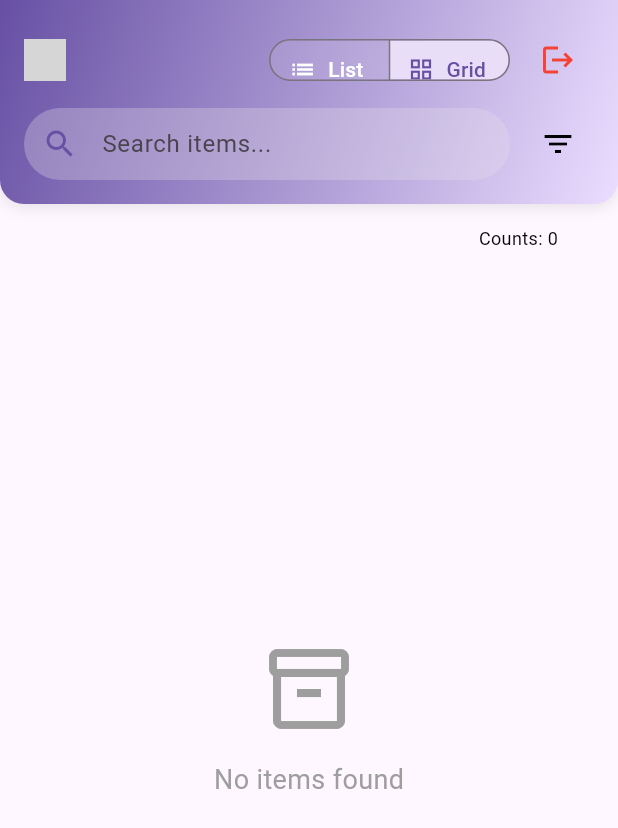
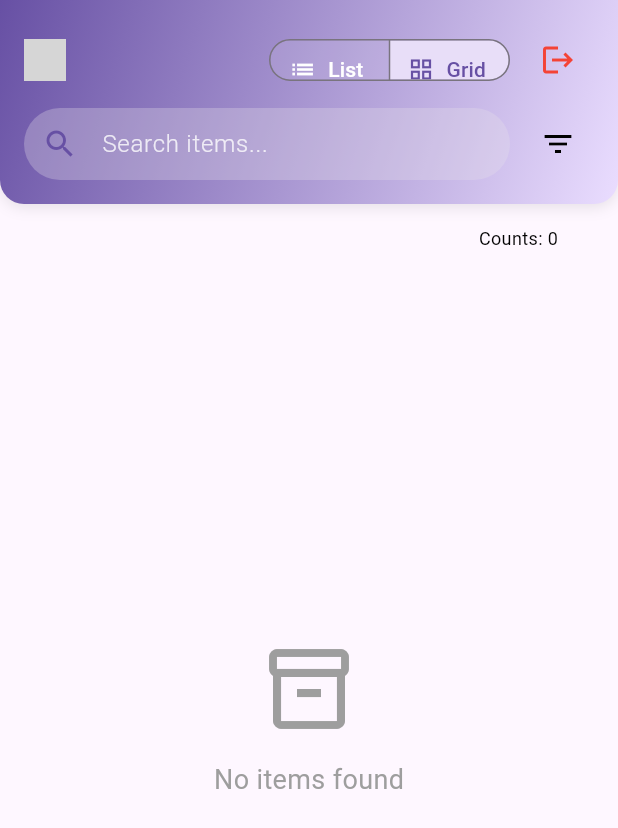
Before and after one commit to Punlork/Jabhouy, a Flutter app: the _InventoryTabView screen opened directly, on a phone screen of 412 x 824 dp. Shown: the top 828 px of the screen. Run offline on Flutter 3.47's test engine with Material 3 defaults, Android fonts, the phone set to English and light mode, and no system bars; our stand-ins replace bloc, cached_network_image, equatable, flutter_bloc, flutter_dotenv, flutter_slidable and 3 more; accounts and stored records are empty; generated files the repository leaves out were written again; network calls fail; grey boxes are pictures that could not be loaded.

Commit message:
update input field

```diff
--- a/lib/app/widget/custom_text_form_field.dart
+++ b/lib/app/widget/custom_text_form_field.dart
@@ -1,7 +1,7 @@
 import 'package:flutter/material.dart';
 import 'package:my_app/app/app.dart';
 
-class CustomTextFormField extends StatelessWidget {
+class CustomTextFormField extends StatefulWidget {
   const CustomTextFormField({
     required this.controller,
     required this.hintText,
@@ -14,7 +14,13 @@ class CustomTextFormField extends StatelessWidget {
     this.onVisibilityToggle,
     this.action,
     this.showVisibilityIcon = false,
+    this.showClearButton = false,
+    this.decoration,
+    this.focusNode,
+    this.floatingLabelBehavior,
+    this.useCustomBorder = true,
   });
+
   final TextEditingController controller;
   final TextInputAction? action;
   final String hintText;
@@ -23,57 +29,126 @@ class CustomTextFormField extends StatelessWidget {
   final TextInputType keyboardType;
   final bool obscureText;
   final String? Function(String?)? validator;
-  final VoidCallback? onVisibilityToggle; // For password visibility
+  final VoidCallback? onVisibilityToggle;
   final bool showVisibilityIcon;
+  final bool showClearButton;
+  final FocusNode? focusNode;
+  final InputDecoration? decoration;
+  final FloatingLabelBehavior? floatingLabelBehavior;
+  final bool useCustomBorder; // Controls whether to use CustomOutlineInputBorder
+
+  @override
+  State<CustomTextFormField> createState() => _CustomTextFormFieldState();
+}
+
+class _CustomTextFormFieldState extends State<CustomTextFormField> {
+  late FocusNode _focusNode;
+  bool _hasText = false;
+
+  @override
+  void initState() {
+    super.initState();
+    _focusNode = widget.focusNode ?? FocusNode();
+    _hasText = widget.controller.text.isNotEmpty;
+    widget.controller.addListener(() {
+      setState(() {
+        _hasText = widget.controller.text.isNotEmpty;
+      });
+    });
+  }
+
+  @override
+  void dispose() {
+    if (widget.focusNode == null) {
+      _focusNode.dispose();
+    }
+    super.dispose();
+  }
+
+  void _clearText() {
+    widget.controller.clear();
+    setState(() => _hasText = false);
+  }
 
   @override
   Widget build(BuildContext context) {
     final colorScheme = Theme.of(context).colorScheme;
 
-    return TextFormField(
-      controller: controller,
-      keyboardType: keyboardType,
-      obscureText: obscureText,
-      textInputAction: action,
-      decoration: InputDecoration(
-        hintText: hintText,
-        labelText: labelText,
+    // Define the custom border (used only if useCustomBorder is true)
+    final customBorder = widget.useCustomBorder
+        ? CustomOutlineInputBorder(
+            borderRadius: BorderRadius.circular(16),
+            borderSide: BorderSide.none,
+          )
+        : null;
+
+    // Base decoration with conditional border
+    final baseDecoration = InputDecoration(
+      hintText: widget.hintText,
+      labelText: widget.labelText,
       filled: true,
       fillColor: colorScheme.surface,
       prefixIcon: Icon(
-          prefixIcon,
+        widget.prefixIcon,
         color: colorScheme.primary,
       ),
-        suffixIcon: showVisibilityIcon && onVisibilityToggle != null
-            ? IconButton(
+      suffixIcon: Row(
+        mainAxisSize: MainAxisSize.min,
+        children: [
+          if (widget.showClearButton && _hasText)
+            IconButton(
               icon: Icon(
-                  obscureText ? Icons.visibility_off : Icons.visibility,
+                Icons.clear,
+                color: colorScheme.onSurface.withValues(alpha: .6),
+              ),
+              onPressed: _clearText,
+            ),
+          if (widget.showVisibilityIcon && widget.onVisibilityToggle != null)
+            IconButton(
+              icon: Icon(
+                widget.obscureText ? Icons.visibility_off : Icons.visibility,
                 color: colorScheme.primary,
               ),
-                onPressed: onVisibilityToggle,
-              )
-            : null,
-        border: CustomOutlineInputBorder(
-          borderRadius: BorderRadius.circular(16),
-          borderSide: BorderSide.none,
+              onPressed: widget.onVisibilityToggle,
             ),
-        enabledBorder: CustomOutlineInputBorder(
-          borderRadius: BorderRadius.circular(16),
-          borderSide: BorderSide.none,
+        ],
       ),
-        focusedBorder: CustomOutlineInputBorder(
-          borderRadius: BorderRadius.circular(16),
-          borderSide: BorderSide.none,
+      border: customBorder,
+      enabledBorder: customBorder,
+      focusedBorder: customBorder,
+      labelStyle: TextStyle(
+        color: colorScheme.onSurface.withValues(alpha: .6),
       ),
-        labelStyle: TextStyle(
-          color: colorScheme.onSurface.withOpacity(0.6),
-        ),
+      floatingLabelBehavior: widget.floatingLabelBehavior,
       floatingLabelStyle: TextStyle(
         color: colorScheme.primary,
         fontWeight: FontWeight.bold,
       ),
-      ),
-      validator: validator,
+    );
+
+    // Merge with external decoration if provided
+    final mergedDecoration = widget.decoration != null
+        ? baseDecoration.copyWith(
+            contentPadding: widget.decoration!.contentPadding,
+            border: widget.decoration!.border,
+            enabledBorder: widget.decoration!.enabledBorder,
+            focusedBorder: widget.decoration!.focusedBorder,
+            filled: widget.decoration!.filled,
+            fillColor: widget.decoration!.fillColor,
+            hintStyle: widget.decoration!.hintStyle,
+
+            // Add other properties as needed
+          )
+        : baseDecoration;
+
+    return TextFormField(
+      controller: widget.controller,
+      keyboardType: widget.keyboardType,
+      obscureText: widget.obscureText,
+      textInputAction: widget.action,
+      focusNode: _focusNode,
+      decoration: mergedDecoration,
+      validator: widget.validator,
     );
   }
 }
--- a/lib/home/widgets/inventory_tab.dart
+++ b/lib/home/widgets/inventory_tab.dart
@@ -234,13 +234,36 @@ class _InventoryTabState extends State<_InventoryTabView> with AutomaticKeepAliv
                       height: 48,
                       child: Row(
                         children: [
+                          // InputDecoration(
+                          //       contentPadding: const EdgeInsets.symmetric(horizontal: 16),
+                          //       hintText: 'Search items...',
+                          //       prefixIcon: Icon(
+                          //         Icons.search,
+                          //         color: colorScheme.primary,
+                          //       ),
+                          //       border: OutlineInputBorder(
+                          //         borderRadius: BorderRadius.circular(24),
+                          //         borderSide: BorderSide.none,
+                          //       ),
+                          //       filled: true,
+                          //       fillColor: colorScheme.surfaceContainerHighest.withValues(alpha: .3),
+                          //     )
                           Expanded(
-                            child: TextField(
+                            child: CustomTextFormField(
                               controller: _searchController,
+                              hintText: 'Search items...',
+                              labelText: '', // Adding a label for clarity, optional
+                              prefixIcon: Icons.search,
+                              action: TextInputAction.search, // Optional: adds search action to keyboard
+                              showClearButton: true,
+                              floatingLabelBehavior: FloatingLabelBehavior.always,
+                              useCustomBorder: false,
                               decoration: InputDecoration(
                                 contentPadding: const EdgeInsets.symmetric(horizontal: 16),
-                                hintText: 'Search items...',
-                                prefixIcon: Icon(Icons.search, color: colorScheme.primary),
+                                hintStyle: Theme.of(context).textTheme.bodyLarge?.copyWith(
+                                      color: Colors.white.withValues(alpha: .8),
+                                      fontWeight: FontWeight.w300,
+                                    ),
                                 border: OutlineInputBorder(
                                   borderRadius: BorderRadius.circular(24),
                                   borderSide: BorderSide.none,
```
Also changed, not shown: 4 other files. Lines whose indentation alone changed are shown as unchanged.
